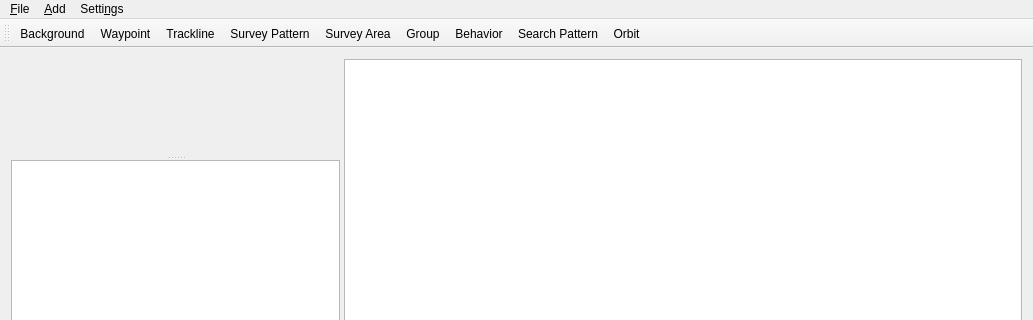
Old version of the form src/mainwindow.ui in the repository rolker/camp; both pictures show x 0 to 1033 and y 0 to 320 of the 1033 by 739 pixel window.
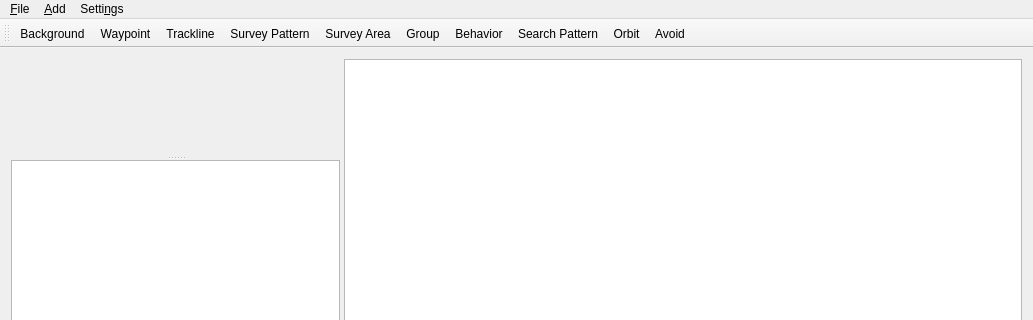
New version of the form. Icons and pictures are not drawn. Custom widgets are drawn as their Qt base class.

Commit message: Add Avoid Areas

Patch:
```diff
--- a/src/mainwindow.ui
+++ b/src/mainwindow.ui
@@ -236,6 +236,7 @@
    <addaction name="actionBehavior"/>
    <addaction name="actionSearchPattern"/>
    <addaction name="actionOrbit"/>
+   <addaction name="actionAvoid"/>
   </widget>
   <widget class="QStatusBar" name="statusBar"/>
   <action name="actionOpen">
@@ -403,6 +404,11 @@
     <string>Markers Manager</string>
    </property>
   </action>
+  <action name="actionAvoid">
+   <property name="text">
+    <string>Avoid</string>
+   </property>
+  </action>
  </widget>
  <layoutdefault spacing="6" margin="11"/>
  <customwidgets>
```
Left out of the diff: 1 changed line with no effect on the pictures. The commit also changes 10 other files.
